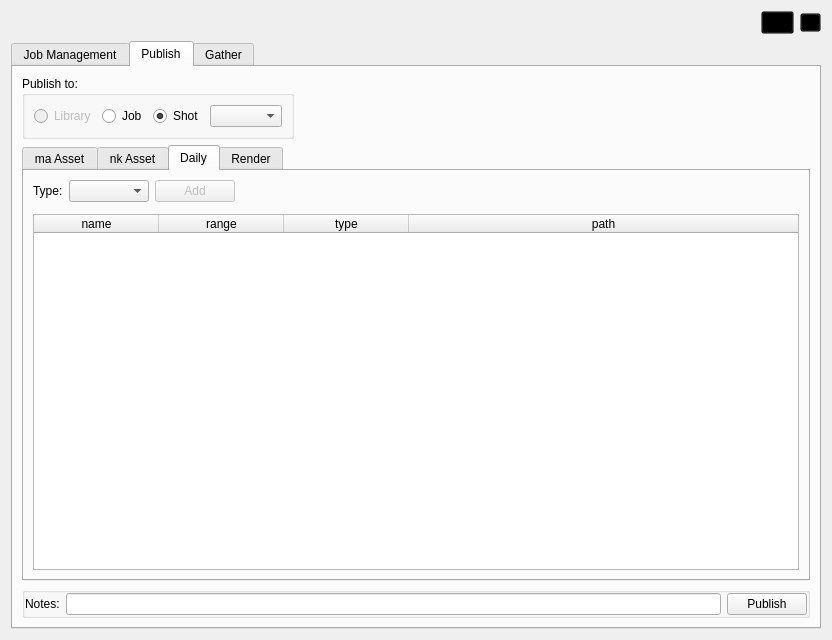
Before: the Qt Designer form core/ui/icarusUI.ui in mjbonnington/icarus-gps, drawn with Qt 5.
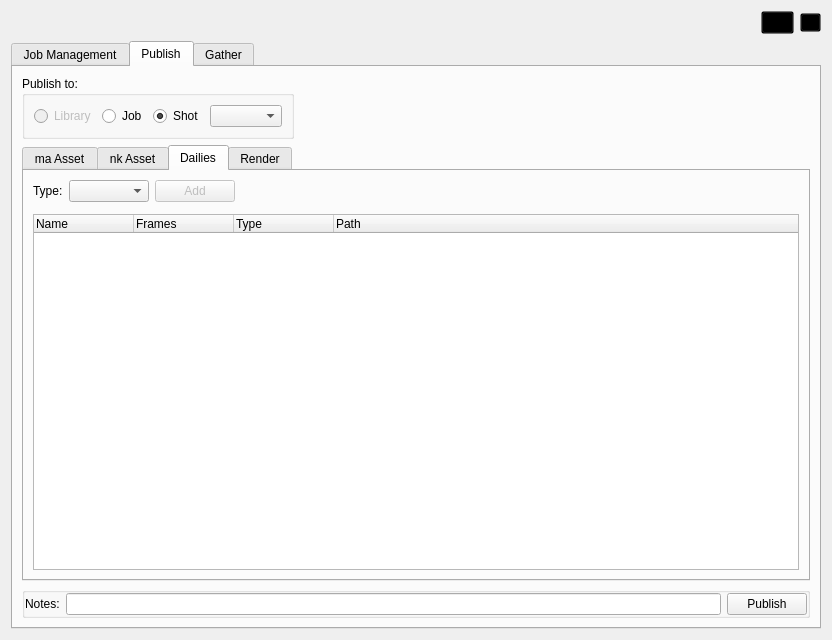
After: the same form once the commit is applied. The open tabs and pages were chosen to show the change. Icons and pictures are not drawn.

Commit message: Improved Maya file operations; Publishing dailies works again

What changed in the file:
```diff
--- a/core/ui/icarusUI.ui
+++ b/core/ui/icarusUI.ui
@@ -120,8 +120,8 @@
         </property>
         <property name="maximumSize">
          <size>
-          <width>24</width>
-          <height>24</height>
+          <width>15</width>
+          <height>15</height>
          </size>
         </property>
         <property name="text">
@@ -1687,7 +1687,7 @@
             </widget>
             <widget class="QWidget" name="dailyPublishTab">
              <attribute name="title">
-              <string>Daily</string>
+              <string>Dailies</string>
              </attribute>
              <layout class="QVBoxLayout" name="verticalLayout_9">
               <item>
@@ -1805,55 +1805,46 @@
                </widget>
               </item>
               <item>
-               <widget class="QTableWidget" name="dailyPbl_tableWidget">
-                <property name="selectionBehavior">
-                 <enum>QAbstractItemView::SelectRows</enum>
+               <widget class="QTreeWidget" name="dailyPbl_treeWidget">
+                <property name="alternatingRowColors">
+                 <bool>true</bool>
                 </property>
                 <property name="textElideMode">
                  <enum>Qt::ElideMiddle</enum>
                 </property>
-                <attribute name="horizontalHeaderDefaultSectionSize">
-                 <number>125</number>
-                </attribute>
-                <attribute name="horizontalHeaderHighlightSections">
+                <property name="uniformRowHeights">
                  <bool>true</bool>
-                </attribute>
-                <attribute name="horizontalHeaderStretchLastSection">
+                </property>
+                <property name="sortingEnabled">
+                 <bool>false</bool>
+                </property>
+                <property name="animated">
                  <bool>true</bool>
-                </attribute>
-                <attribute name="verticalHeaderVisible">
+                </property>
+                <property name="headerHidden">
                  <bool>false</bool>
-                </attribute>
-                <attribute name="verticalHeaderCascadingSectionResizes">
+                </property>
+                <property name="expandsOnDoubleClick">
                  <bool>false</bool>
-                </attribute>
-                <attribute name="verticalHeaderDefaultSectionSize">
-                 <number>20</number>
-                </attribute>
-                <attribute name="verticalHeaderHighlightSections">
-                 <bool>true</bool>
-                </attribute>
-                <attribute name="verticalHeaderMinimumSectionSize">
-                 <number>20</number>
-                </attribute>
+                </property>
                 <column>
                  <property name="text">
-                  <string>name</string>
+                  <string>Name</string>
                  </property>
                 </column>
                 <column>
                  <property name="text">
-                  <string>range</string>
+                  <string>Frames</string>
                  </property>
                 </column>
                 <column>
                  <property name="text">
-                  <string>type</string>
+                  <string>Type</string>
                  </property>
                 </column>
                 <column>
                  <property name="text">
-                  <string>path</string>
+                  <string>Path</string>
                  </property>
                 </column>
                </widget>
```
Left out of the diff: 6 changed lines with no effect on the pictures. The commit also changes 8 other files.
